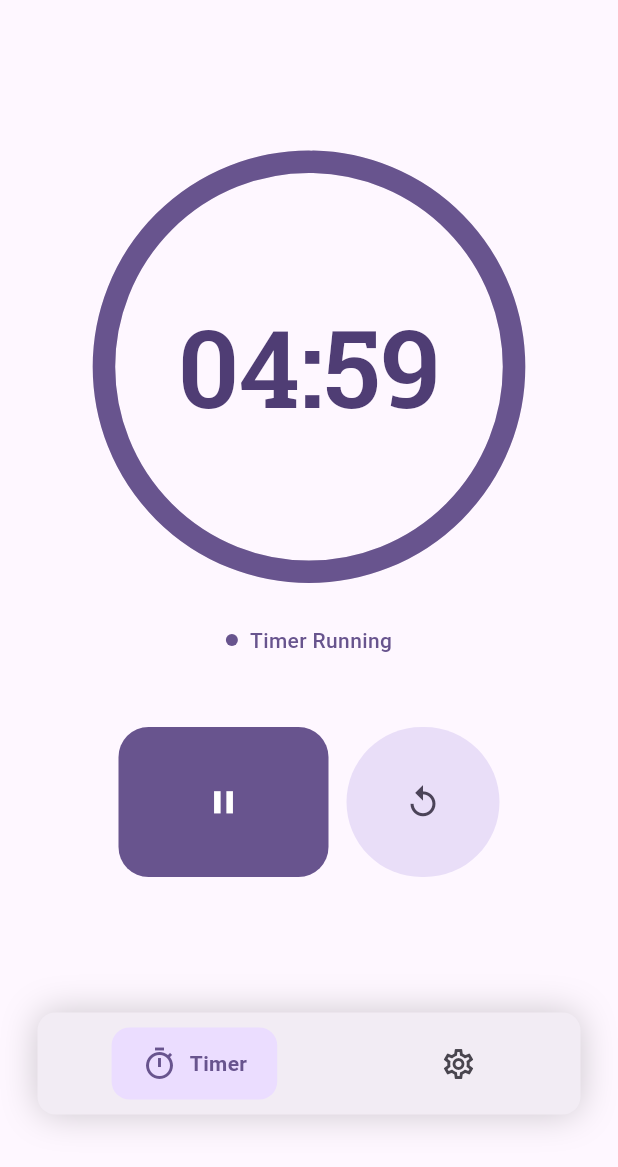
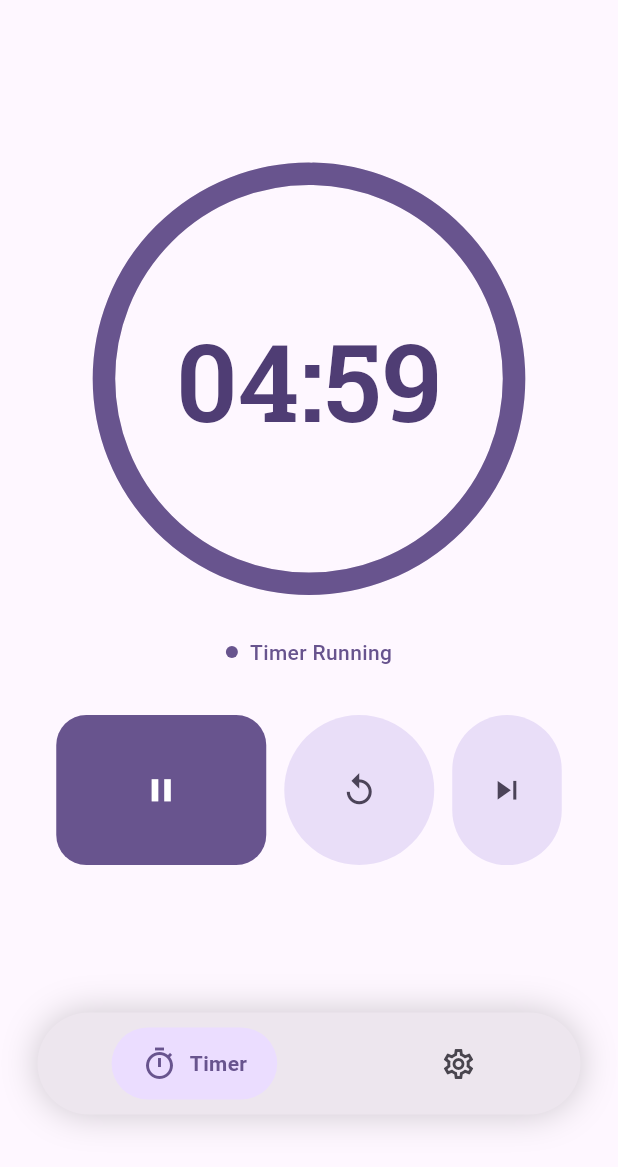
Before and after one commit to Abdogouhmad/Rakiz, a Flutter app: the screen it shows after launch, after a tap on the "play arrow" icon, on a phone screen of 412 x 824 dp, the part 69-1236 px from its top. Run offline on Flutter 3.47's test engine with Material 3 defaults, Android fonts, the phone set to English and light mode, and no system bars; drawn by our look-alikes of dynamic_color, google_nav_bar, percent_indicator; our stand-ins replace flutter_local_notifications, font_awesome_flutter, google_fonts, package_info_plus, shared_preferences, timezone; missing offline and left inert: android_alarm_manager_plus, flutter_ringtone_player.

Commit message:
v0.3.2
the fix of:

timer text

uncomment next button code

navbar

```diff
--- a/lib/screens/timer/screen.dart
+++ b/lib/screens/timer/screen.dart
@@ -3,12 +3,12 @@ import 'package:flutter/material.dart';
 import 'package:google_fonts/google_fonts.dart';
 import 'package:rakiz/core/context.dart';
 import 'package:rakiz/screens/timer/service/alarm.dart';
+import 'package:rakiz/screens/timer/service/notification.dart';
 import 'package:rakiz/screens/timer/service/timer.dart';
 import 'package:rakiz/screens/timer/widgets/durationpicker.dart';
 import 'package:rakiz/screens/timer/widgets/player.dart';
 import 'package:rakiz/screens/timer/widgets/tcircle.dart';
 import 'package:rakiz/ui/custom_text.dart';
-import 'package:rakiz/screens/timer/service/notification.dart';
 
 class TimerScreen extends StatefulWidget {
   const TimerScreen({super.key});
@@ -42,7 +42,6 @@ class _TimerScreenState extends State<TimerScreen> {
   @override
   void dispose() {
     _timerService.stopTimer();
-    NotificationService.cancel(1);
     _alarmSubscription?.cancel();
     super.dispose();
   }
@@ -69,9 +68,6 @@ class _TimerScreenState extends State<TimerScreen> {
     if (_timerService.isRunning) {
       _timerService.stopTimer();
 
-      // Cancel scheduled notification
-      await NotificationService.cancel(1);
-
       if (mounted) setState(() {});
       return;
     }
@@ -86,26 +82,22 @@ class _TimerScreenState extends State<TimerScreen> {
       return;
     }
 
-    // 🔔 Schedule notification (background-safe)
-    await NotificationService.schedule(
-      id: 1,
-      title: 'Time’s up ⏰',
-      body: 'Your focus session has finished',
-      delay: Duration(seconds: _secondsLeft),
-    );
-    await NotificationService.notify(
-      id: 1,
-      title: 'Time’s up ⏰',
-      body: 'Your focus session has finished',
-    );
-
     _timerService.startTimer(
       onTick: (_) {
         if (mounted) setState(() {});
       },
       onFinished: () async {
         // Alarm behavior (foreground)
+        // await AlarmService.scheduleAlarm(id: 1, delay: Duration.zero);
+        // AlarmService.playAlarmSound();
+        // AlarmService.showOverlayIfAppOpen();
+        // Android: real alarm + notification (from callback)
         await AlarmService.scheduleAlarm(id: 1, delay: Duration.zero);
+        await NotificationService.notify(
+          id: 1,
+          title: 'Time’s up ⏰',
+          body: 'Your focus session has finished',
+        );
         AlarmService.playAlarmSound();
         AlarmService.showOverlayIfAppOpen();
 
@@ -123,9 +115,6 @@ class _TimerScreenState extends State<TimerScreen> {
       await AlarmService.stopAlarm();
     }
 
-    // Cancel notification alarm
-    await NotificationService.cancel(1);
-
     _timerService.resetTimer();
     _timerService.setDuration(_totalSeconds);
 
@@ -140,11 +129,10 @@ class _TimerScreenState extends State<TimerScreen> {
   }
 
   @override
+  @override
   Widget build(BuildContext context) {
-    final double size = context.screenWidth * 0.7;
-    final Color cireclColor = context.colorScheme.primary;
+    final Color circleColor = context.colorScheme.primary;
 
-    // Calculate percent: 1.0 (full) -> 0.0 (empty)
     double percent = 0.0;
     if (_totalSeconds > 0) {
       percent = (_secondsLeft / _totalSeconds).clamp(0.0, 1.0);
@@ -152,6 +140,18 @@ class _TimerScreenState extends State<TimerScreen> {
 
     return Scaffold(
       body: SafeArea(
+        child: LayoutBuilder(
+          builder: (context, constraints) {
+            // Responsive circle size
+            final double circleSize = (constraints.maxWidth * 0.7).clamp(
+              220.0,
+              constraints.maxHeight * 0.6,
+            );
+
+            return SingleChildScrollView(
+              physics: const BouncingScrollPhysics(),
+              child: ConstrainedBox(
+                constraints: BoxConstraints(minHeight: constraints.maxHeight),
                 child: Center(
                   child: Column(
                     mainAxisAlignment: MainAxisAlignment.center,
@@ -159,8 +159,8 @@ class _TimerScreenState extends State<TimerScreen> {
                       GestureDetector(
                         onTap: _timerService.isRunning ? null : _showTimePicker,
                         child: TimerCircle(
-                  size: size,
-                  color: cireclColor,
+                          size: circleSize,
+                          color: circleColor,
                           percent: percent,
                           footer: _timerService.isRunning
                               ? Container(
@@ -177,7 +177,8 @@ class _TimerScreenState extends State<TimerScreen> {
                                     children: [
                                       CircleAvatar(
                                         radius: 4,
-                                backgroundColor: context.colorScheme.primary,
+                                        backgroundColor:
+                                            context.colorScheme.primary,
                                       ),
                                       const SizedBox(width: 8),
                                       Text(
@@ -197,10 +198,9 @@ class _TimerScreenState extends State<TimerScreen> {
                                 ),
                           child: UiText(
                             text: _timerService.formatTime(_secondsLeft),
-                    type: UiTextType.displayLarge,
                             style: GoogleFonts.robotoSlab(
                               fontWeight: FontWeight.w600,
-                      fontSize: 72,
+                              fontSize: circleSize * 0.25,
                               color: _timerService.isRunning
                                   ? context.colorScheme.onPrimaryContainer
                                   : context.colorScheme.primary,
@@ -209,10 +209,8 @@ class _TimerScreenState extends State<TimerScreen> {
                         ),
                       ),
 
-              // Timer Display with Indicator
-              const SizedBox(height: 40),
+                      const SizedBox(height: 24),
 
-              // Player Controls
                       PlayerControlUi(
                         isPlaying: _timerService.isRunning,
                         onPlayPause: _toggleTimer,
@@ -224,5 +222,9 @@ class _TimerScreenState extends State<TimerScreen> {
                 ),
               ),
             );
+          },
+        ),
+      ),
+    );
   }
 }
--- a/lib/screens/timer/service/alarm.dart
+++ b/lib/screens/timer/service/alarm.dart
@@ -7,6 +7,7 @@ import 'package:android_alarm_manager_plus/android_alarm_manager_plus.dart';
 import 'package:flutter/material.dart';
 import 'package:flutter_ringtone_player/flutter_ringtone_player.dart';
 import 'package:rakiz/main.dart';
+import 'package:rakiz/screens/timer/service/notification.dart';
 import 'package:rakiz/screens/timer/widgets/alarmoverly.dart';
 import 'package:shared_preferences/shared_preferences.dart';
 
@@ -61,15 +62,24 @@ class AlarmService {
   /// Android background callback
   @pragma('vm:entry-point')
   static Future<void> _alarmCallback() async {
+    WidgetsFlutterBinding.ensureInitialized();
+
     final prefs = await SharedPreferences.getInstance();
     final isActive = prefs.getBool(_alarmActiveKey) ?? false;
-
     if (!isActive) return;
 
+    // Notify foreground isolate
     final SendPort? send = IsolateNameServer.lookupPortByName(_portName);
-
     send?.send('alarm_fired');
 
+    // 🔔 SHOW NOTIFICATION HERE (SYNCED)
+    await NotificationService.notify(
+      id: 1,
+      title: 'Time’s up ⏰',
+      body: 'Your focus session has finished',
+    );
+
+    // 🔊 Play alarm sound
     await _playAlarmInIsolate();
   }
 
--- a/lib/screens/timer/widgets/player.dart
+++ b/lib/screens/timer/widgets/player.dart
@@ -63,21 +63,21 @@ class PlayerControlUi extends StatelessWidget {
         const SizedBox(width: 12),
         FilledButton.tonal(
           style: FilledButton.styleFrom(
-            minimumSize: const Size(102, 100),
-            shape: const StadiumBorder(),
+            minimumSize: const Size(100, 100),
+            shape: const CircleBorder(),
           ),
           onPressed: () => _handlePress(onReset),
           child: const Icon(Icons.replay, size: 25),
         ),
-        // const SizedBox(width: 12),
-        // FilledButton.tonal(
-        //   style: FilledButton.styleFrom(
-        //     minimumSize: const Size(20, 100),
-        //     shape: const StadiumBorder(),
-        //   ),
-        //   onPressed: () => _handlePress(onNext),
-        //   child: const Icon(Icons.skip_next, size: 25),
-        // ),
+        const SizedBox(width: 12),
+        FilledButton.tonal(
+          style: FilledButton.styleFrom(
+            minimumSize: const Size(20, 100),
+            shape: const StadiumBorder(),
+          ),
+          onPressed: () => _handlePress(onNext),
+          child: const Icon(Icons.skip_next, size: 25),
+        ),
       ],
     );
   }
--- a/lib/ui/navbar.dart
+++ b/lib/ui/navbar.dart
@@ -38,6 +38,8 @@ class Navbar extends StatelessWidget {
         ? colorScheme.surface.withValues(alpha: 0.5)
         : colorScheme.primaryContainer;
 
+    final containerBk = isDark ? colorScheme.primaryContainer : colorScheme.surfaceContainerHigh;
+
     final activeColor = isDark ? colorScheme.onPrimaryContainer : colorScheme.primary;
     final inactiveColor = colorScheme.onSurfaceVariant;
 
@@ -46,8 +48,8 @@ class Navbar extends StatelessWidget {
       padding: const EdgeInsets.fromLTRB(25, 0, 25, 35),
       child: Container(
         decoration: BoxDecoration(
-          color: colorScheme.surfaceContainer, // Material 3 compliant background
-          borderRadius: BorderRadius.circular(12), // Rounded edges
+          color: containerBk,
+          borderRadius: BorderRadius.circular(100), // Rounded edges
           boxShadow: [
             BoxShadow(
               blurRadius: 20,
@@ -73,7 +75,7 @@ class Navbar extends StatelessWidget {
               // to guide our custom IconTheme below as well.
               activeColor: activeColor,
               color: inactiveColor, // Inactive color
-              tabBorderRadius: 12,
+              tabBorderRadius: 100,
               iconSize: 24,
               padding: const EdgeInsets.symmetric(horizontal: 20, vertical: 12),
               duration: const Duration(milliseconds: 300),
--- a/pubspec.yaml
+++ b/pubspec.yaml
@@ -17,7 +17,7 @@ publish_to: 'none' # Remove this line if you wish to publish to pub.dev
 # https://developer.apple.com/library/archive/documentation/General/Reference/InfoPlistKeyReference/Articles/CoreFoundationKeys.html
 # In Windows, build-name is used as the major, minor, and patch parts
 # of the product and file versions while build-number is used as the build suffix.
-version: 0.3.0
+version: 0.3.2
 
 environment:
   sdk: ^3.10.4
```
Also changed, not shown: 1 other file. Lines whose indentation alone changed are shown as unchanged.
